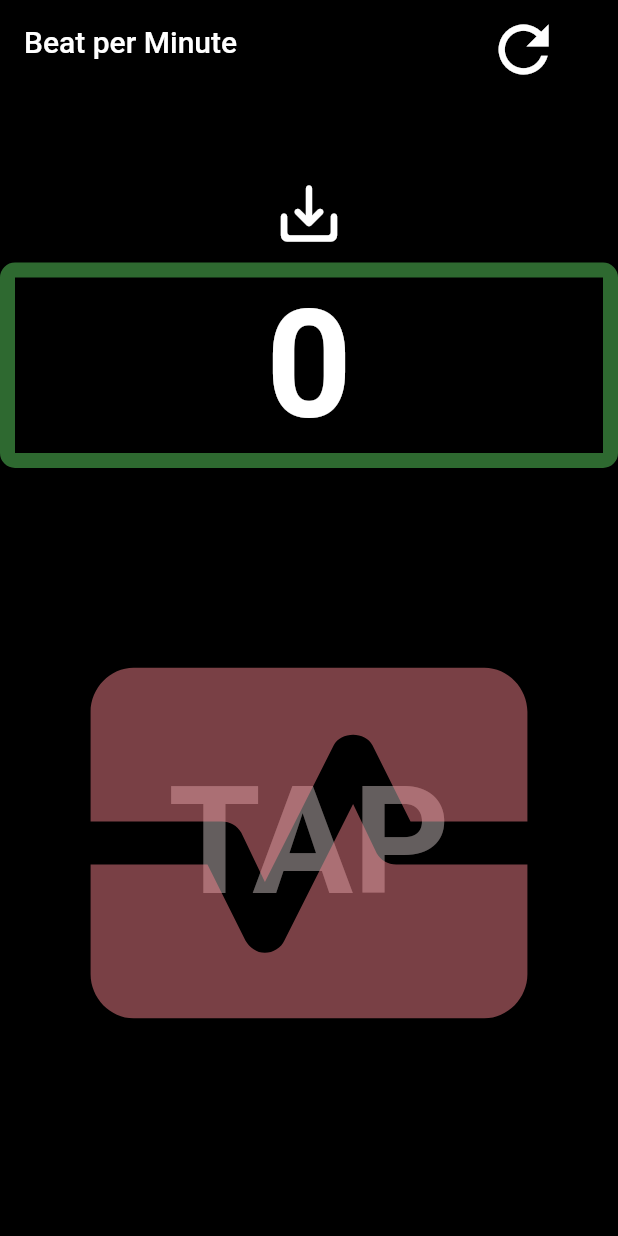
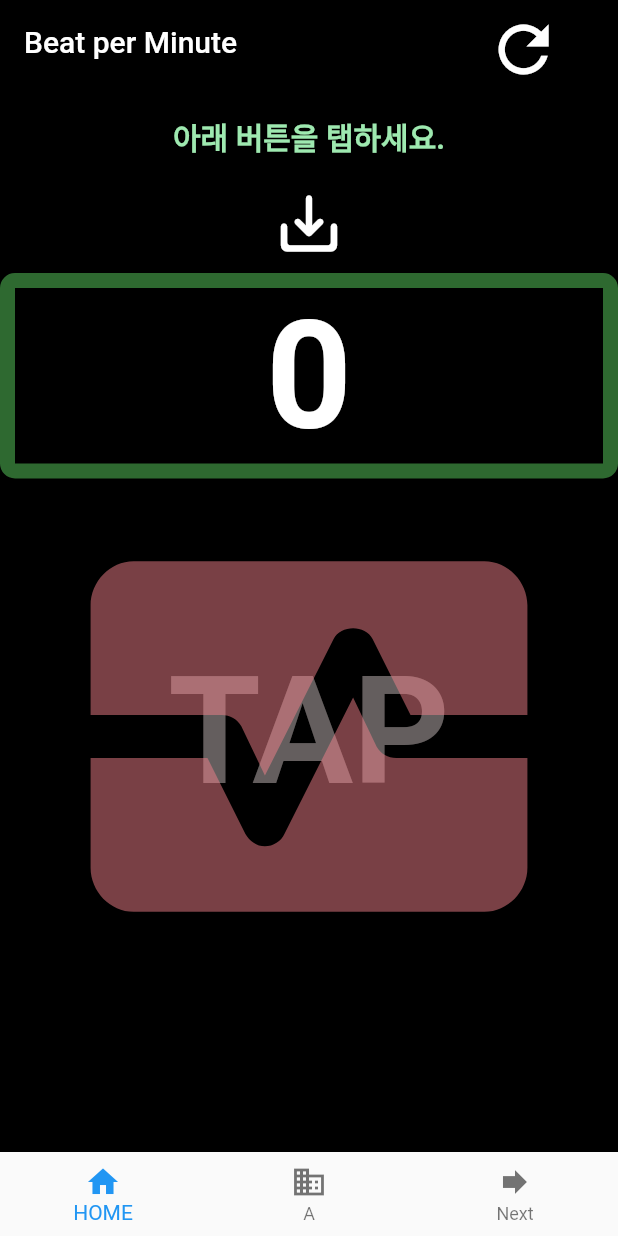
Before and after one commit to leoyun97/beatcounter, a Flutter app: the screen it shows after launch, on a phone screen of 412 x 824 dp. Run offline on Flutter 3.47's test engine with Material 2 defaults, Android fonts, the phone set to English and light mode, and no system bars.

Commit message:
스크롤까지 완성ㄷ

```diff
--- a/lib/home_screen.dart
+++ b/lib/home_screen.dart
@@ -119,17 +119,19 @@ class _home_screenState extends State<home_screen> {
             )
           ],
         ),
-        body: Padding(
-          padding: const EdgeInsets.symmetric(vertical: 30.0),
+        body: SingleChildScrollView(
           child: Column(
-            mainAxisAlignment: MainAxisAlignment.spaceEvenly,
+            mainAxisAlignment: MainAxisAlignment.end,
             children: [
               Column(
                 mainAxisAlignment: MainAxisAlignment.spaceEvenly,
                 children: [
+                  const SizedBox(
+                    height: 20,
+                  ),
                   Text(
                     underFive
-                        ? ""
+                        ? "아래 버튼을 탭하세요."
                         : "$timesPermin회 평균: $eveFives회/분, $txtChange",
                     style: TextStyle(
                       fontWeight: FontWeight.bold,
@@ -137,11 +139,17 @@ class _home_screenState extends State<home_screen> {
                       fontSize: 20,
                     ),
                   ),
-                  IconButton(
-                    onPressed: () {},
-                    icon: Icon(Icons.save_alt_rounded),
-                    color: Colors.white,
-                    iconSize: 50,
+                  const SizedBox(
+                    height: 10,
+                  ),
+                  Visibility(
+                    visible: true,
+                    child: IconButton(
+                      onPressed: () {},
+                      icon: Icon(Icons.save_alt_rounded),
+                      color: Colors.white,
+                      iconSize: 50,
+                    ),
                   ),
                   Container(
                     alignment: Alignment.center,
@@ -167,7 +175,7 @@ class _home_screenState extends State<home_screen> {
               Column(
                 children: [
                   Transform.translate(
-                    offset: Offset(0, 190),
+                    offset: const Offset(0, 110),
                     child: Text(
                       'TAP',
                       style: TextStyle(
@@ -179,13 +187,14 @@ class _home_screenState extends State<home_screen> {
                     ),
                   ),
                   Transform.translate(
-                    offset: const Offset(0, -50),
+                    offset: const Offset(0, -120),
                     child: IconButton(
+                      padding: const EdgeInsets.symmetric(horizontal: 20),
                       iconSize: 350,
                       icon: Icon(
                         Icons.monitor_heart_rounded,
-                        color:
-                            Color.fromARGB(255, 241, 128, 137).withOpacity(0.5),
+                        color: const Color.fromARGB(255, 241, 128, 137)
+                            .withOpacity(0.5),
                       ),
                       onPressed: clickButton,
                     ),
@@ -195,6 +204,11 @@ class _home_screenState extends State<home_screen> {
             ],
           ),
         ),
+        bottomNavigationBar: BottomNavigationBar(items: const [
+          BottomNavigationBarItem(icon: Icon(Icons.home), label: 'HOME'),
+          BottomNavigationBarItem(icon: Icon(Icons.business), label: 'A'),
+          BottomNavigationBarItem(icon: Icon(Icons.forward), label: 'Next'),
+        ]),
       ),
     );
   }
```
